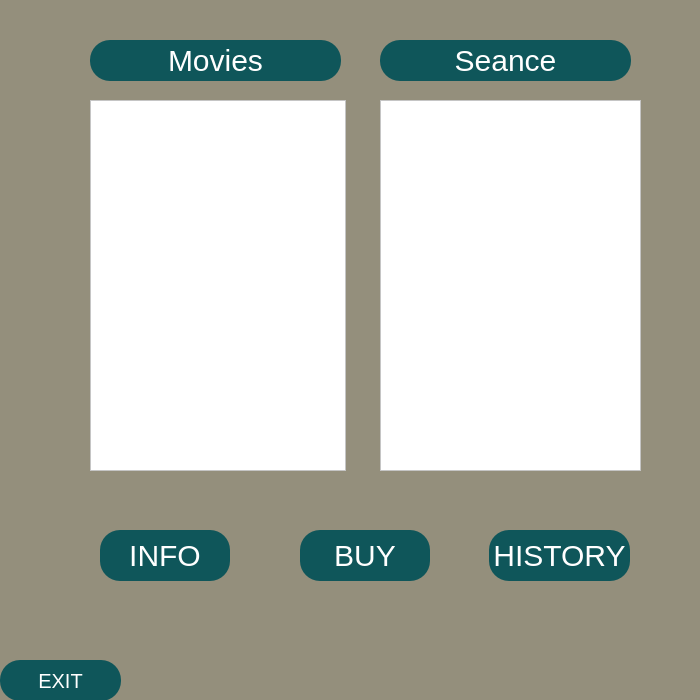
Before: the Qt Designer form Main_Window.ui in viollenaki/Cinema, drawn with Qt 5.
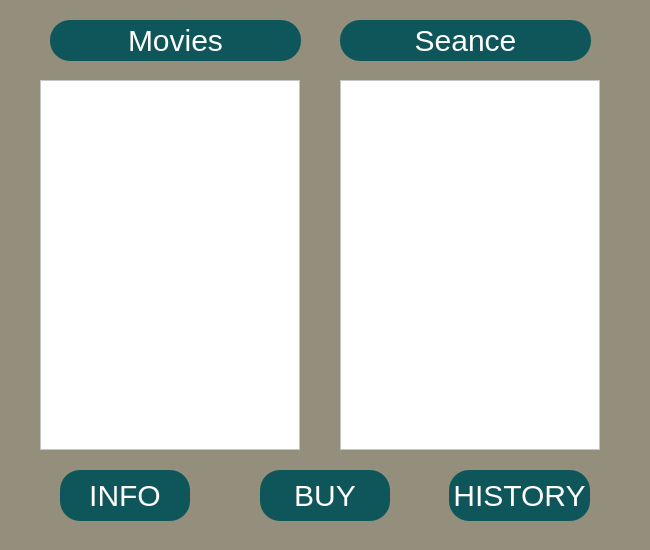
After: the same form once the commit is applied.

Patch:
```diff
--- a/Main_Window.ui
+++ b/Main_Window.ui
@@ -6,8 +6,8 @@
    <rect>
     <x>0</x>
     <y>0</y>
-    <width>700</width>
-    <height>700</height>
+    <width>650</width>
+    <height>550</height>
    </rect>
   </property>
   <property name="windowTitle">
@@ -19,8 +19,8 @@
   <widget class="QLabel" name="label_2">
    <property name="geometry">
     <rect>
-     <x>380</x>
-     <y>40</y>
+     <x>340</x>
+     <y>20</y>
      <width>251</width>
      <height>41</height>
     </rect>
@@ -38,8 +38,8 @@
   <widget class="QPushButton" name="history">
    <property name="geometry">
     <rect>
-     <x>489</x>
-     <y>530</y>
+     <x>449</x>
+     <y>470</y>
      <width>141</width>
      <height>51</height>
     </rect>
@@ -69,24 +69,11 @@
     <string>HISTORY</string>
    </property>
   </widget>
-  <widget class="QTableView" name="movies_table">
-   <property name="geometry">
-    <rect>
-     <x>90</x>
-     <y>100</y>
-     <width>256</width>
-     <height>371</height>
-    </rect>
-   </property>
-   <property name="styleSheet">
-    <string notr="true">background-color: rgb(255, 255, 255);</string>
-   </property>
-  </widget>
   <widget class="QPushButton" name="info">
    <property name="geometry">
     <rect>
-     <x>100</x>
-     <y>530</y>
+     <x>60</x>
+     <y>470</y>
      <width>130</width>
      <height>51</height>
     </rect>
@@ -119,8 +106,8 @@
   <widget class="QPushButton" name="buy_tickets">
    <property name="geometry">
     <rect>
-     <x>300</x>
-     <y>530</y>
+     <x>260</x>
+     <y>470</y>
      <width>130</width>
      <height>51</height>
     </rect>
@@ -153,8 +140,8 @@
   <widget class="QLabel" name="label">
    <property name="geometry">
     <rect>
-     <x>90</x>
-     <y>40</y>
+     <x>50</x>
+     <y>20</y>
      <width>251</width>
      <height>41</height>
     </rect>
@@ -169,19 +156,6 @@
     <string>&lt;html&gt;&lt;head/&gt;&lt;body&gt;&lt;p align=&quot;center&quot;&gt;Movies&lt;/p&gt;&lt;/body&gt;&lt;/html&gt;</string>
    </property>
   </widget>
-  <widget class="QTableView" name="seance_table">
-   <property name="geometry">
-    <rect>
-     <x>380</x>
-     <y>100</y>
-     <width>261</width>
-     <height>371</height>
-    </rect>
-   </property>
-   <property name="styleSheet">
-    <string notr="true">background-color: rgb(255, 255, 255);</string>
-   </property>
-  </widget>
   <widget class="QPushButton" name="exit_button">
    <property name="geometry">
     <rect>
@@ -216,6 +190,40 @@
     <string>EXIT</string>
    </property>
   </widget>
+  <widget class="QTextEdit" name="movies_list">
+   <property name="geometry">
+    <rect>
+     <x>40</x>
+     <y>80</y>
+     <width>260</width>
+     <height>370</height>
+    </rect>
+   </property>
+   <property name="styleSheet">
+    <string notr="true">background-color: rgb(255, 255, 255);
+font-size: 15px;</string>
+   </property>
+   <property name="readOnly">
+    <bool>true</bool>
+   </property>
+  </widget>
+  <widget class="QTextEdit" name="seance_list">
+   <property name="geometry">
+    <rect>
+     <x>340</x>
+     <y>80</y>
+     <width>260</width>
+     <height>370</height>
+    </rect>
+   </property>
+   <property name="styleSheet">
+    <string notr="true">background-color: rgb(255, 255, 255);
+font-size: 15px;</string>
+   </property>
+   <property name="readOnly">
+    <bool>true</bool>
+   </property>
+  </widget>
  </widget>
  <resources/>
  <connections/>
```
